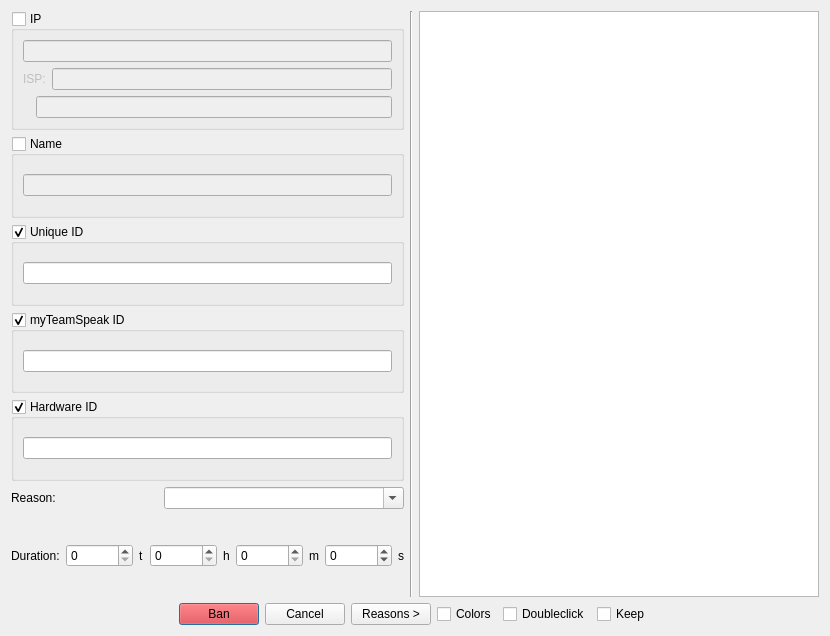
This is scripts/customBan/ban.ui in Bluscream/pyTSon_plugins as Qt 5 draws it before an edit. The edited form follows.
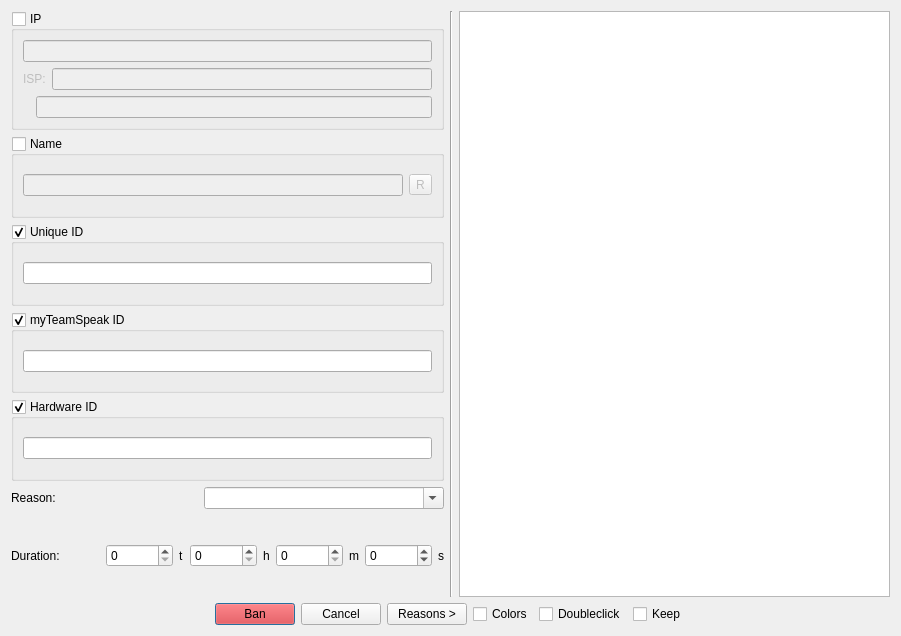
This is the edited form.

```diff
--- a/scripts/customBan/ban.ui
+++ b/scripts/customBan/ban.ui
@@ -7,7 +7,7 @@
    <rect>
     <x>0</x>
     <y>0</y>
-    <width>725</width>
+    <width>901</width>
     <height>636</height>
    </rect>
   </property>
@@ -103,6 +103,13 @@
             </property>
            </widget>
           </item>
+          <item row="0" column="1">
+           <widget class="QToolButton" name="btn_regex">
+            <property name="text">
+             <string>R</string>
+            </property>
+           </widget>
+          </item>
          </layout>
         </widget>
        </item>
```
